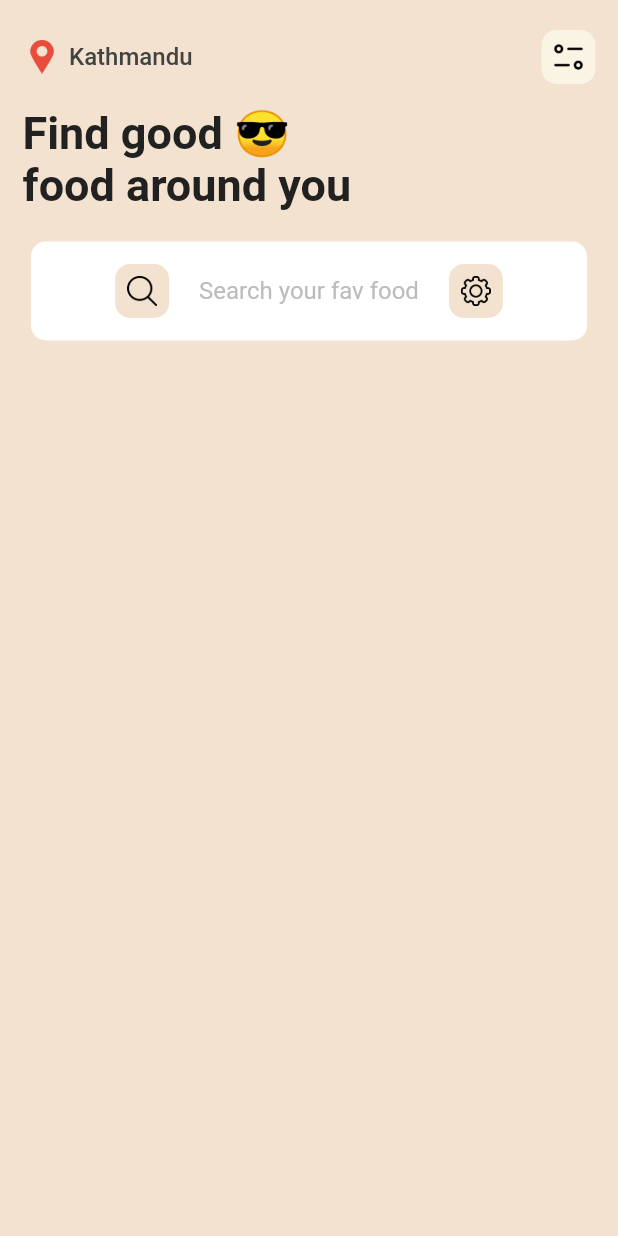
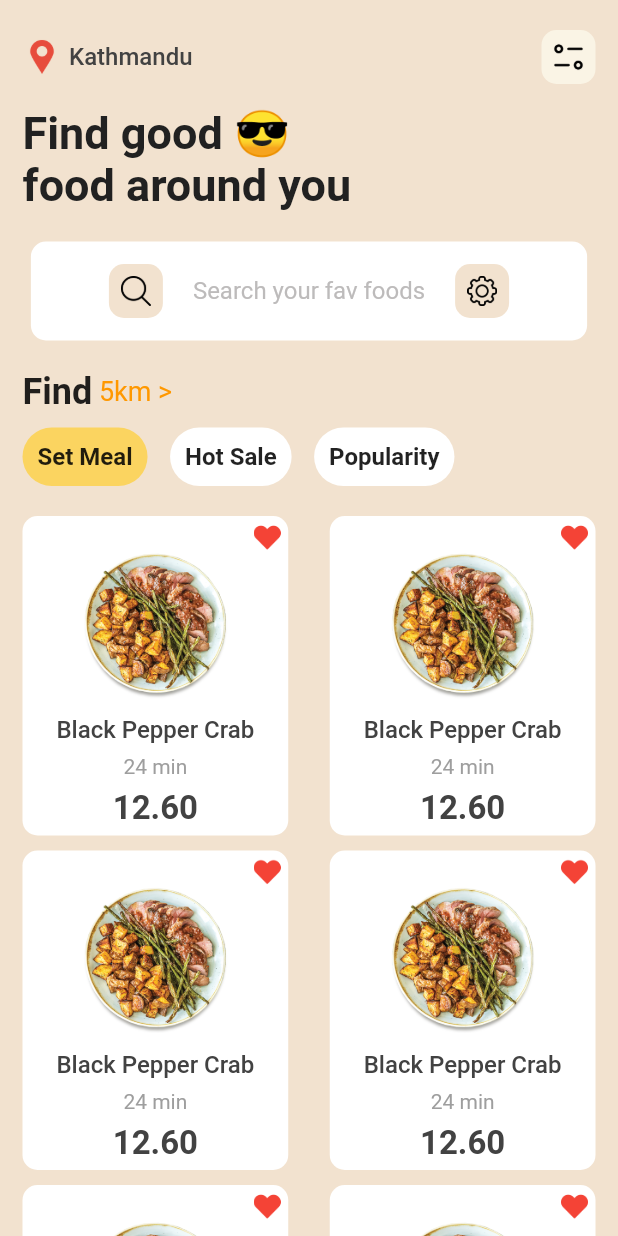
Before and after one commit to psyadow/foodx, a Flutter app: the screen it shows after launch, on a phone screen of 412 x 824 dp. Run offline on Flutter 3.47's test engine with Material 2 defaults, Android fonts, the phone set to English and light mode, and no system bars.

Commit message:
FInal build

```diff
--- a/lib/findpills.dart
+++ b/lib/findpills.dart
@@ -0,0 +1,76 @@
+import 'package:flutter/material.dart';
+
+class findPills extends StatelessWidget {
+  const findPills({Key? key}) : super(key: key);
+
+  @override
+  Widget build(BuildContext context) {
+    return Container(
+      // padding: EdgeInsets.fromLTRB(0, 0, 0, 20),
+      child: Column(
+        children: <Widget>[
+          Row(
+            children: const <Widget>[
+              Text(
+                'Find',
+                style: TextStyle(fontSize: 24, fontWeight: FontWeight.w600),
+              ),
+              Text(
+                ' 5km',
+                style: TextStyle(
+                    fontSize: 18,
+                    fontWeight: FontWeight.w400,
+                    color: Colors.orange),
+              ),
+              Text(
+                ' >',
+                style: TextStyle(
+                    fontSize: 18,
+                    fontWeight: FontWeight.w400,
+                    color: Colors.orange),
+              )
+            ],
+          ),
+          SizedBox(height: 10),
+          //Pills starts from here -------------------------------------------------------
+          Row(
+            children: <Widget>[
+              Container(
+                padding: EdgeInsets.all(10),
+                decoration: BoxDecoration(
+                    color: Color(0xffFBD460),
+                    borderRadius: BorderRadius.circular(20)),
+                child: const Text(
+                  'Set Meal',
+                  style: TextStyle(fontSize: 16, fontWeight: FontWeight.w600),
+                ),
+              ),
+              const SizedBox(width: 15),
+              Container(
+                padding: EdgeInsets.all(10),
+                decoration: BoxDecoration(
+                    color: Color.fromARGB(255, 255, 255, 255),
+                    borderRadius: BorderRadius.circular(20)),
+                child: const Text(
+                  'Hot Sale',
+                  style: TextStyle(fontSize: 16, fontWeight: FontWeight.w600),
+                ),
+              ),
+              const SizedBox(width: 15),
+              Container(
+                padding: EdgeInsets.all(10),
+                decoration: BoxDecoration(
+                    color: Color.fromARGB(255, 255, 255, 255),
+                    borderRadius: BorderRadius.circular(20)),
+                child: const Text(
+                  'Popularity',
+                  style: TextStyle(fontSize: 16, fontWeight: FontWeight.w600),
+                ),
+              )
+            ],
+          ),
+        ],
+      ),
+    );
+  }
+}
--- /dev/null
+++ b/lib/greeting.dart
@@ -0,0 +1,74 @@
+import 'package:flutter/material.dart';
+
+class greetingScreem extends StatelessWidget {
+  const greetingScreem({Key? key}) : super(key: key);
+
+  @override
+  Widget build(BuildContext context) {
+    return SafeArea(
+      child: Container(
+        padding: EdgeInsets.fromLTRB(20, 40, 20, 0),
+        width: MediaQuery.of(context).size.width,
+        decoration: BoxDecoration(color: Colors.white),
+        child: Column(
+          children: <Widget>[
+            Container(
+              width: MediaQuery.of(context).size.width * 0.80,
+              child: Image(
+                image: AssetImage('assets/images/food0.png'),
+                width: 100,
+                fit: BoxFit.fitWidth,
+              ),
+            ),
+            const SizedBox(height: 30),
+            const Text(
+              'No Worry, Handle Your Hunger with Gofood.',
+              style: TextStyle(
+                  fontWeight: FontWeight.bold,
+                  fontFamily: 'poppins',
+                  fontSize: 28,
+                  color: Colors.black),
+              textAlign: TextAlign.center,
+            ),
+            const SizedBox(height: 20),
+            const Text(
+              'Enjoy a fast and smooth food delivery at your doorstep.',
+              style: TextStyle(
+                  fontWeight: FontWeight.w400,
+                  fontSize: 16,
+                  fontFamily: 'poppins',
+                  color: Colors.grey),
+              textAlign: TextAlign.center,
+            ),
+            const SizedBox(
+              height: 30,
+            ),
+            Row(
+              mainAxisAlignment: MainAxisAlignment.center,
+              children: [
+                Container(
+                  padding: EdgeInsets.fromLTRB(30, 20, 30, 20),
+                  decoration: BoxDecoration(
+                      color: Colors.orange,
+                      borderRadius: BorderRadius.circular(15)),
+                  // width: MediaQuery.of(context).size.width * 10,
+                  child: Row(
+                    children: <Widget>[
+                      Text(
+                        'Get Started >',
+                        style: TextStyle(
+                            fontSize: 18,
+                            fontFamily: 'poppins',
+                            color: Colors.white),
+                      )
+                    ],
+                  ),
+                ),
+              ],
+            ),
+          ],
+        ),
+      ),
+    );
+  }
+}
--- a/lib/main.dart
+++ b/lib/main.dart
@@ -1,4 +1,7 @@
 import 'package:flutter/material.dart';
+import 'package:foodx/findpills.dart';
+import 'package:foodx/greeting.dart';
+import 'package:foodx/products.dart';
 import 'package:foodx/top.dart';
 
 void main() {
@@ -15,12 +18,19 @@ class MyApp extends StatelessWidget {
       home: Scaffold(
         backgroundColor: Color(0xffF2E2CF),
         body: SafeArea(
-          child: Container(
-            margin: EdgeInsets.fromLTRB(15, 20, 15, 0),
-            child: Column(
-              children: <Widget>[
-                topSection(),
-              ],
+          child: SingleChildScrollView(
+            child: Container(
+              margin: EdgeInsets.fromLTRB(15, 20, 15, 30),
+              child: Column(
+                children: <Widget>[
+                  //greetingScreem(),
+                  topSection(),
+                  SizedBox(height: 20),
+                  findPills(),
+                  SizedBox(height: 20),
+                  productCard(),
+                ],
+              ),
             ),
           ),
         ),
--- /dev/null
+++ b/lib/products.dart
@@ -0,0 +1,385 @@
+import 'package:flutter/material.dart';
+
+class productCard extends StatelessWidget {
+  const productCard({Key? key}) : super(key: key);
+
+  @override
+  Widget build(BuildContext context) {
+    return Container(
+      child: Column(
+        children: [
+          Row(
+            mainAxisAlignment: MainAxisAlignment.spaceBetween,
+            children: <Widget>[
+              Container(
+                padding: EdgeInsets.all(5),
+                width: MediaQuery.of(context).size.width * 0.43,
+                decoration: BoxDecoration(
+                    color: Colors.white,
+                    borderRadius: BorderRadius.circular(10)),
+                //Container 1 Product 1 ---------------------------------------------
+                child: Column(
+                  mainAxisAlignment: MainAxisAlignment.center,
+                  children: <Widget>[
+                    Row(
+                      mainAxisAlignment: MainAxisAlignment.end,
+                      children: <Widget>[
+                        Image(
+                          image: AssetImage('assets/icon/heart.png'),
+                          height: 18,
+                          width: 18,
+                        )
+                      ],
+                    ),
+                    Image(
+                      image: AssetImage('assets/images/food1.png'),
+                      height: 100,
+                      width: 100,
+                    ),
+                    SizedBox(
+                      height: 10,
+                    ),
+                    Text(
+                      'Black Pepper Crab',
+                      style: TextStyle(
+                          fontSize: 16,
+                          color: Colors.grey.shade800,
+                          fontWeight: FontWeight.w500),
+                    ),
+                    SizedBox(
+                      height: 7,
+                    ),
+                    Text(
+                      '24 min',
+                      style: TextStyle(
+                          fontSize: 14,
+                          color: Colors.grey.shade500,
+                          fontWeight: FontWeight.w400),
+                    ),
+                    SizedBox(
+                      height: 7,
+                    ),
+                    Text(
+                      '12.60',
+                      style: TextStyle(
+                          fontSize: 22,
+                          color: Colors.grey.shade800,
+                          fontWeight: FontWeight.w600),
+                    )
+                  ],
+                ),
+              ),
+              Container(
+                padding: EdgeInsets.all(5),
+                width: MediaQuery.of(context).size.width * 0.43,
+                decoration: BoxDecoration(
+                    color: Colors.white,
+                    borderRadius: BorderRadius.circular(10)),
+                //Container 1 Product 1 ---------------------------------------------
+                child: Column(
+                  mainAxisAlignment: MainAxisAlignment.center,
+                  children: <Widget>[
+                    Row(
+                      mainAxisAlignment: MainAxisAlignment.end,
+                      children: <Widget>[
+                        Image(
+                          image: AssetImage('assets/icon/heart.png'),
+                          height: 18,
+                          width: 18,
+                        )
+                      ],
+                    ),
+                    Image(
+                      image: AssetImage('assets/images/food1.png'),
+                      height: 100,
+                      width: 100,
+                    ),
+                    SizedBox(
+                      height: 10,
+                    ),
+                    Text(
+                      'Black Pepper Crab',
+                      style: TextStyle(
+                          fontSize: 16,
+                          color: Colors.grey.shade800,
+                          fontWeight: FontWeight.w500),
+                    ),
+                    SizedBox(
+                      height: 7,
+                    ),
+                    Text(
+                      '24 min',
+                      style: TextStyle(
+                          fontSize: 14,
+                          color: Colors.grey.shade500,
+                          fontWeight: FontWeight.w400),
+                    ),
+                    SizedBox(
+                      height: 7,
+                    ),
+                    Text(
+                      '12.60',
+                      style: TextStyle(
+                          fontSize: 22,
+                          color: Colors.grey.shade800,
+                          fontWeight: FontWeight.w600),
+                    )
+                  ],
+                ),
+              ),
+            ],
+          ),
+          const SizedBox(
+            height: 10,
+          ),
+//Second Row Starts Here -----------------------------------------------------
+          Row(
+            mainAxisAlignment: MainAxisAlignment.spaceBetween,
+            children: <Widget>[
+              Container(
+                padding: EdgeInsets.all(5),
+                width: MediaQuery.of(context).size.width * 0.43,
+                decoration: BoxDecoration(
+                    color: Colors.white,
+                    borderRadius: BorderRadius.circular(10)),
+                //Container 1 Product 1 ---------------------------------------------
+                child: Column(
+                  mainAxisAlignment: MainAxisAlignment.center,
+                  children: <Widget>[
+                    Row(
+                      mainAxisAlignment: MainAxisAlignment.end,
+                      children: <Widget>[
+                        Image(
+                          image: AssetImage('assets/icon/heart.png'),
+                          height: 18,
+                          width: 18,
+                        )
+                      ],
+                    ),
+                    Image(
+                      image: AssetImage('assets/images/food1.png'),
+                      height: 100,
+                      width: 100,
+                    ),
+                    SizedBox(
+                      height: 10,
+                    ),
+                    Text(
+                      'Black Pepper Crab',
+                      style: TextStyle(
+                          fontSize: 16,
+                          color: Colors.grey.shade800,
+                          fontWeight: FontWeight.w500),
+                    ),
+                    SizedBox(
+                      height: 7,
+                    ),
+                    Text(
+                      '24 min',
+                      style: TextStyle(
+                          fontSize: 14,
+                          color: Colors.grey.shade500,
+                          fontWeight: FontWeight.w400),
+                    ),
+                    SizedBox(
+                      height: 7,
+                    ),
+                    Text(
+                      '12.60',
+                      style: TextStyle(
+                          fontSize: 22,
+                          color: Colors.grey.shade800,
+                          fontWeight: FontWeight.w600),
+                    )
+                  ],
+                ),
+              ),
+              Container(
+                padding: EdgeInsets.all(5),
+                width: MediaQuery.of(context).size.width * 0.43,
+                decoration: BoxDecoration(
+                    color: Colors.white,
+                    borderRadius: BorderRadius.circular(10)),
+                //Container 1 Product 1 ---------------------------------------------
+                child: Column(
+                  mainAxisAlignment: MainAxisAlignment.center,
+                  children: <Widget>[
+                    Row(
+                      mainAxisAlignment: MainAxisAlignment.end,
+                      children: <Widget>[
+                        Image(
+                          image: AssetImage('assets/icon/heart.png'),
+                          height: 18,
+                          width: 18,
+                        )
+                      ],
+                    ),
+                    Image(
+                      image: AssetImage('assets/images/food1.png'),
+                      height: 100,
+                      width: 100,
+                    ),
+                    SizedBox(
+                      height: 10,
+                    ),
+                    Text(
+                      'Black Pepper Crab',
+                      style: TextStyle(
+                          fontSize: 16,
+                          color: Colors.grey.shade800,
+                          fontWeight: FontWeight.w500),
+                    ),
+                    SizedBox(
+                      height: 7,
+                    ),
+                    Text(
+                      '24 min',
+                      style: TextStyle(
+                          fontSize: 14,
+                          color: Colors.grey.shade500,
+                          fontWeight: FontWeight.w400),
+                    ),
+                    SizedBox(
+                      height: 7,
+                    ),
+                    Text(
+                      '12.60',
+                      style: TextStyle(
+                          fontSize: 22,
+                          color: Colors.grey.shade800,
+                          fontWeight: FontWeight.w600),
+                    )
+                  ],
+                ),
+              ),
+            ],
+          ),
+          const SizedBox(
+            height: 10,
+          ),
+          Row(
+            mainAxisAlignment: MainAxisAlignment.spaceBetween,
+            children: <Widget>[
+              Container(
+                padding: EdgeInsets.all(5),
+                width: MediaQuery.of(context).size.width * 0.43,
+                decoration: BoxDecoration(
+                    color: Colors.white,
+                    borderRadius: BorderRadius.circular(10)),
+                //Container 1 Product 1 ---------------------------------------------
+                child: Column(
+                  mainAxisAlignment: MainAxisAlignment.center,
+                  children: <Widget>[
+                    Row(
+                      mainAxisAlignment: MainAxisAlignment.end,
+                      children: <Widget>[
+                        Image(
+                          image: AssetImage('assets/icon/heart.png'),
+                          height: 18,
+                          width: 18,
+                        )
+                      ],
+                    ),
+                    Image(
+                      image: AssetImage('assets/images/food1.png'),
+                      height: 100,
+                      width: 100,
+                    ),
+                    SizedBox(
+                      height: 10,
+                    ),
+                    Text(
+                      'Black Pepper Crab',
+                      style: TextStyle(
+                          fontSize: 16,
+                          color: Colors.grey.shade800,
+                          fontWeight: FontWeight.w500),
+                    ),
+                    SizedBox(
+                      height: 7,
+                    ),
+                    Text(
+                      '24 min',
+                      style: TextStyle(
+                          fontSize: 14,
+                          color: Colors.grey.shade500,
+                          fontWeight: FontWeight.w400),
+                    ),
+                    SizedBox(
+                      height: 7,
+                    ),
+                    Text(
+                      '12.60',
+                      style: TextStyle(
+                          fontSize: 22,
+                          color: Colors.grey.shade800,
+                          fontWeight: FontWeight.w600),
+                    )
+                  ],
+                ),
+              ),
+              Container(
+                padding: EdgeInsets.all(5),
+                width: MediaQuery.of(context).size.width * 0.43,
+                decoration: BoxDecoration(
+                    color: Colors.white,
+                    borderRadius: BorderRadius.circular(10)),
+                //Container 1 Product 1 ---------------------------------------------
+                child: Column(
+                  mainAxisAlignment: MainAxisAlignment.center,
+                  children: <Widget>[
+                    Row(
+                      mainAxisAlignment: MainAxisAlignment.end,
+                      children: <Widget>[
+                        Image(
+                          image: AssetImage('assets/icon/heart.png'),
+                          height: 18,
+                          width: 18,
+                        )
+                      ],
+                    ),
+                    Image(
+                      image: AssetImage('assets/images/food1.png'),
+                      height: 100,
+                      width: 100,
+                    ),
+                    SizedBox(
+                      height: 10,
+                    ),
+                    Text(
+                      'Black Pepper Crab',
+                      style: TextStyle(
+                          fontSize: 16,
+                          color: Colors.grey.shade800,
+                          fontWeight: FontWeight.w500),
+                    ),
+                    SizedBox(
+                      height: 7,
+                    ),
+                    Text(
+                      '24 min',
+                      style: TextStyle(
+                          fontSize: 14,
+                          color: Colors.grey.shade500,
+                          fontWeight: FontWeight.w400),
+                    ),
+                    SizedBox(
+                      height: 7,
+                    ),
+                    Text(
+                      '12.60',
+                      style: TextStyle(
+                          fontSize: 22,
+                          color: Colors.grey.shade800,
+                          fontWeight: FontWeight.w600),
+                    )
+                  ],
+                ),
+              ),
+            ],
+          ),
+        ],
+      ),
+    );
+  }
+}
--- a/lib/top.dart
+++ b/lib/top.dart
@@ -1,4 +1,5 @@
 import 'package:flutter/material.dart';
+import 'package:foodx/greeting.dart';
 
 class topSection extends StatelessWidget {
   const topSection({Key? key}) : super(key: key);
@@ -30,7 +31,14 @@ class topSection extends StatelessWidget {
                   )
                 ],
               ),
-              Container(
+              InkWell(
+                onTap: () {
+                  Navigator.push(
+                      context,
+                      MaterialPageRoute(
+                          builder: (context) => greetingScreem()));
+                },
+                child: Container(
                   padding: EdgeInsets.all(5),
                   decoration: BoxDecoration(
                       color: Color(0xffFAF4E5),
@@ -39,6 +47,7 @@ class topSection extends StatelessWidget {
                     image: AssetImage('assets/icon/filter.png'),
                     height: 26,
                     width: 26,
+                  ),
                 ),
               ),
             ],
@@ -98,7 +107,7 @@ class topSection extends StatelessWidget {
                     ),
                     const SizedBox(width: 20),
                     const Text(
-                      'Search your fav food',
+                      'Search your fav foods',
                       style: TextStyle(
                         fontSize: 16,
                         fontWeight: FontWeight.w400,
```
Also changed, not shown: pubspec.yaml (+6 -36 lines), assets/icon/heart.png (added), assets/images/food0.png (added), assets/images/food1.png (added). Lines whose indentation alone changed are shown as unchanged.
